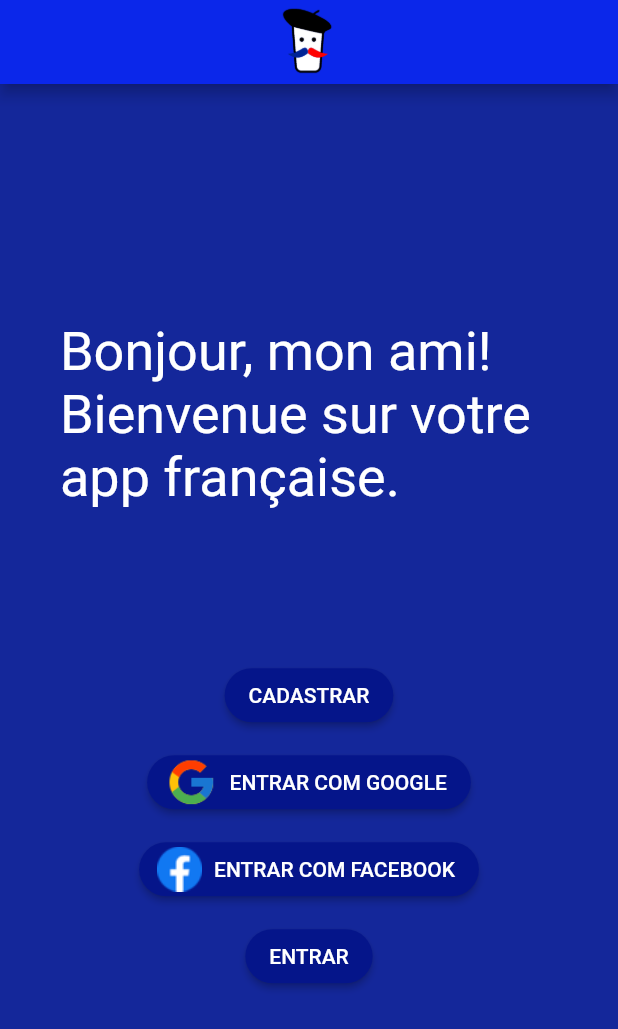
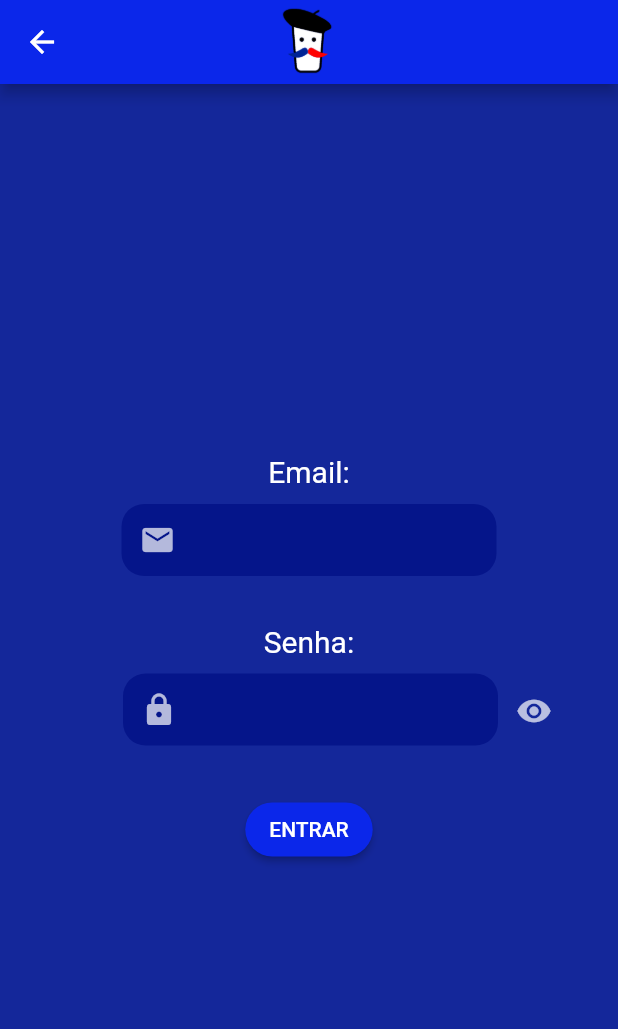
Before and after one commit to marcelosimim/petit-ami, a Flutter app: the Initial screen opened directly, after a tap on "ENTRAR", on a phone screen of 412 x 824 dp. Shown: the top 1029 px of the screen. Run offline on Flutter 3.47's test engine with Material 2 defaults, Android fonts, the phone set to English and light mode, and no system bars; our stand-ins replace cloud_firestore, email_validator, firebase_auth, firebase_core, google_fonts; accounts and stored records are empty; Roboto replaces fonts that are missing (Imprima).

Commit message:
registro e login funcionando o básico

```diff
--- a/lib/screens/initial.dart
+++ b/lib/screens/initial.dart
@@ -2,6 +2,8 @@ import 'package:flutter/material.dart';
 import 'package:google_fonts/google_fonts.dart';
 import 'package:petitami/screens/register.dart';
 import 'package:petitami/components/AppBar.dart';
+
+import 'login.dart';
 
 class Initial extends StatelessWidget {
   const Initial({Key? key}) : super(key: key);
@@ -59,8 +61,8 @@ class Initial extends StatelessWidget {
               padding: EdgeInsets.symmetric(horizontal: 40, vertical: 5),
               child: ElevatedButton(
                 onPressed: () {
-                  /*Navigator.push(context,
-                      MaterialPageRoute(builder: (context) => Login()));*/
+                  Navigator.push(context,
+                      MaterialPageRoute(builder: (context) => Login()));
                 },
                 child: Text('ENTRAR'),
               ),
--- /dev/null
+++ b/lib/screens/login.dart
@@ -0,0 +1,190 @@
+import 'package:email_validator/email_validator.dart';
+import 'package:flutter/cupertino.dart';
+import 'package:flutter/material.dart';
+import 'package:google_fonts/google_fonts.dart';
+import 'package:petitami/models/user_model.dart';
+import 'package:scoped_model/scoped_model.dart';
+
+import 'home.dart';
+
+class Login extends StatefulWidget {
+  const Login({Key? key}) : super(key: key);
+
+  @override
+  _LoginState createState() => _LoginState();
+}
+
+class _LoginState extends State<Login> {
+  final _scaffoldKey = GlobalKey<ScaffoldMessengerState>();
+  GlobalKey<FormState> _formKey = GlobalKey<FormState>();
+  TextEditingController _emailController = TextEditingController();
+  TextEditingController _passwordController = TextEditingController();
+  String? _email;
+  String? _password;
+  var _showPassword = Icons.visibility;
+  bool _obscureText = true;
+
+  Map<String, dynamic> ?_userData;
+
+  @override
+  Widget build(BuildContext context) {
+    return Scaffold(
+      key: _scaffoldKey,
+        appBar: AppBar(
+        title: Image.asset('assets/images/logo.png',
+            fit: BoxFit.contain, height: 60),
+        //backgroundColor: Color(0xFF0B27EA),
+        centerTitle: true,
+      ),
+      //backgroundColor: Color(0xFF14279A),
+      body: ScopedModelDescendant<UserModel>(
+          builder: (context, child, model){
+        return Form(
+          key: _formKey,
+          child: Container(
+            width: double.infinity,
+            child: Column(
+              mainAxisAlignment: MainAxisAlignment.center,
+              crossAxisAlignment: CrossAxisAlignment.center,
+              children: <Widget>[
+                Text('Email:',
+                    style:
+                    GoogleFonts.imprima(color: Colors.white, fontSize: 20)),
+                Padding(
+                  padding: EdgeInsets.only(top: 10, bottom: 10),
+                  child: Container(
+                    width: 250,
+                    height: 70,
+                    child: TextFormField(
+                      keyboardType: TextInputType.emailAddress,
+                      style: TextStyle(color: Colors.white, fontSize: 15),
+                      controller: _emailController,
+                      decoration: InputDecoration(
+                        prefixIcon: Icon(
+                          Icons.email,
+                          color: Colors.white70,
+                        ),
+                        helperText: '  ',
+                        filled: true,
+                        fillColor: Color(0xFF05158A),
+                        enabledBorder: OutlineInputBorder(
+                            borderSide: BorderSide(color: Colors.transparent),
+                            borderRadius: BorderRadius.circular(15)),
+                        border: OutlineInputBorder(
+                            borderRadius: BorderRadius.circular(15)),
+                        focusedBorder: OutlineInputBorder(
+                            borderSide: BorderSide(color: Colors.blue),
+                            borderRadius: BorderRadius.circular(15)),
+                      ),
+                      validator: (value) {
+                        if (value == null || value == '') {
+                          return 'Campo obrigatório';
+                        } else if (EmailValidator.validate(value)) {
+                          return null;
+                        }
+                        return 'Email inválido!';
+                      },
+                    ),
+                  ),
+                ),
+                Text('Senha:',
+                    style:
+                    GoogleFonts.imprima(color: Colors.white, fontSize: 20)),
+                Padding(
+                  padding: EdgeInsets.only(top: 10, bottom: 10, left: 50),
+                  child: Row(
+                    mainAxisAlignment: MainAxisAlignment.center,
+                    children: [
+                      Container(
+                        width: 250,
+                        height: 70,
+                        child: TextFormField(
+                          obscureText: _obscureText,
+                          style: TextStyle(color: Colors.white, fontSize: 15),
+                          controller: _passwordController,
+                          decoration: InputDecoration(
+                            prefixIcon: Icon(
+                              Icons.lock,
+                              color: Colors.white70,
+                            ),
+                            helperText: '  ',
+                            filled: true,
+                            fillColor: Color(0xFF05158A),
+                            border: OutlineInputBorder(
+                                borderRadius: BorderRadius.circular(15)),
+                            focusedBorder: OutlineInputBorder(
+                                borderSide: BorderSide(color: Colors.blue),
+                                borderRadius: BorderRadius.circular(15)),
+                            enabledBorder: OutlineInputBorder(
+                                borderSide:
+                                BorderSide(color: Colors.transparent),
+                                borderRadius: BorderRadius.circular(15)),
+                          ),
+                          validator: (value) {
+                            _password = value;
+                            if (value == null || value == '') {
+                              return 'Campo obrigatório';
+                            }
+                            return null;
+                          },
+                        ),
+                      ),
+                      Padding(
+                        padding: EdgeInsets.only(bottom: 20),
+                        child: IconButton(
+                          icon: Icon(_showPassword),
+                          color: Colors.white70,
+                          onPressed: (){
+                            if(_showPassword.toString() == 'IconData(U+0E6BD)'){
+                              setState(() {
+                                _showPassword = Icons.visibility_off;
+                                _obscureText = false;
+                              });
+                            }else{
+                              setState(() {
+                                _showPassword = Icons.visibility;
+                                _obscureText = true;
+                              });
+                            }
+                          },
+                        ),
+                      )
+                    ],
+                  ),
+                ),
+                ElevatedButton(
+                    style: ElevatedButton.styleFrom(primary: Color(0xFF0B27EA)),
+                    onPressed: () {
+                      if (_formKey.currentState!.validate()) {
+                        print('na validação, recuperando o model -> ${model.userData}');
+                        _userData = model.userData;
+                        model.signIn(
+                            email: _emailController.text,
+                            pass: _passwordController.text,
+                            onSuccess: _onSuccess,
+                            onFail: _onFail);
+                        print('na validação, recuperando o model 2 -> ${model.userData}');
+                      }
+                      else {
+                        print('falha na validação ');
+                      }
+                    },
+                    child: Text('ENTRAR'))
+              ],
+            ),
+          ));
+          }
+          )
+    );
+  }
+
+  void _onSuccess(){
+    print('sucess no login! -> _userData: $_userData');
+    Navigator.pushReplacement(context,
+        MaterialPageRoute(builder: (context) => Home()));
+  }
+
+  void _onFail(){
+    print('Fail');
+  }
+}
```
Also changed, not shown: lib/main.dart (+42 -1 lines), lib/models/user_model.dart (added, +111 -0 lines), lib/screens/register.dart (+67 -19 lines), lib/widgets/custom_drawer.dart (+32 -19 lines), pubspec.yaml (+9 -4 lines), lib/screens/home.dart (line endings or trailing spaces), pubspec.lock, 1 other file.
